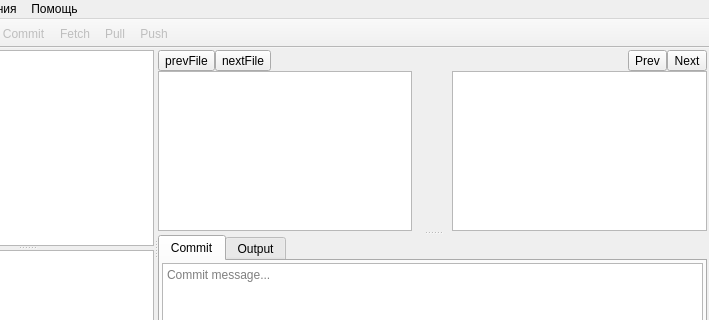
Above: git_keeper_app/mainwindow.ui from CJayM/GitKeeper before the change; both pictures show x 103 to 812 and y 0 to 320 of the 812 by 470 pixel window. Below: the same form after it.
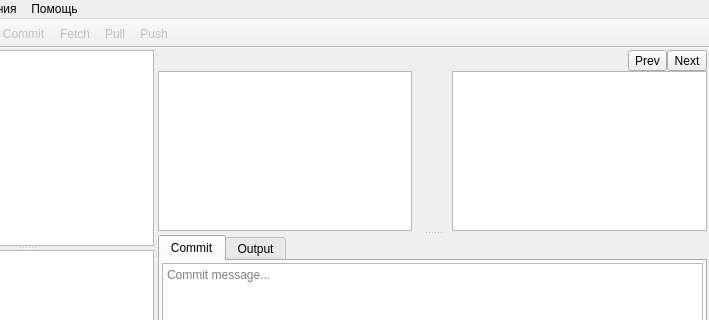
That is the form after the change. Custom widgets are drawn as their Qt base class.

Patch:
```diff
--- a/git_keeper_app/mainwindow.ui
+++ b/git_keeper_app/mainwindow.ui
@@ -178,7 +178,7 @@
                </property>
                <item>
                 <widget class="QWidget" name="diffToolbar" native="true">
-                 <layout class="QHBoxLayout" name="horizontalLayout_4" stretch="0,0,0,0,0">
+                 <layout class="QHBoxLayout" name="horizontalLayout_4" stretch="0,0,0">
                   <property name="spacing">
                    <number>0</number>
                   </property>
@@ -194,20 +194,6 @@
                   <property name="bottomMargin">
                    <number>0</number>
                   </property>
-                  <item>
-                   <widget class="QToolButton" name="prevFileBtn">
-                    <property name="text">
-                     <string>prevFile</string>
-                    </property>
-                   </widget>
-                  </item>
-                  <item>
-                   <widget class="QToolButton" name="nextFileBtn">
-                    <property name="text">
-                     <string>nextFile</string>
-                    </property>
-                   </widget>
-                  </item>
                   <item>
                    <spacer name="horizontalSpacer_2">
                     <property name="orientation">
```
Left out of the diff: 12 changed lines with no effect on the pictures.
